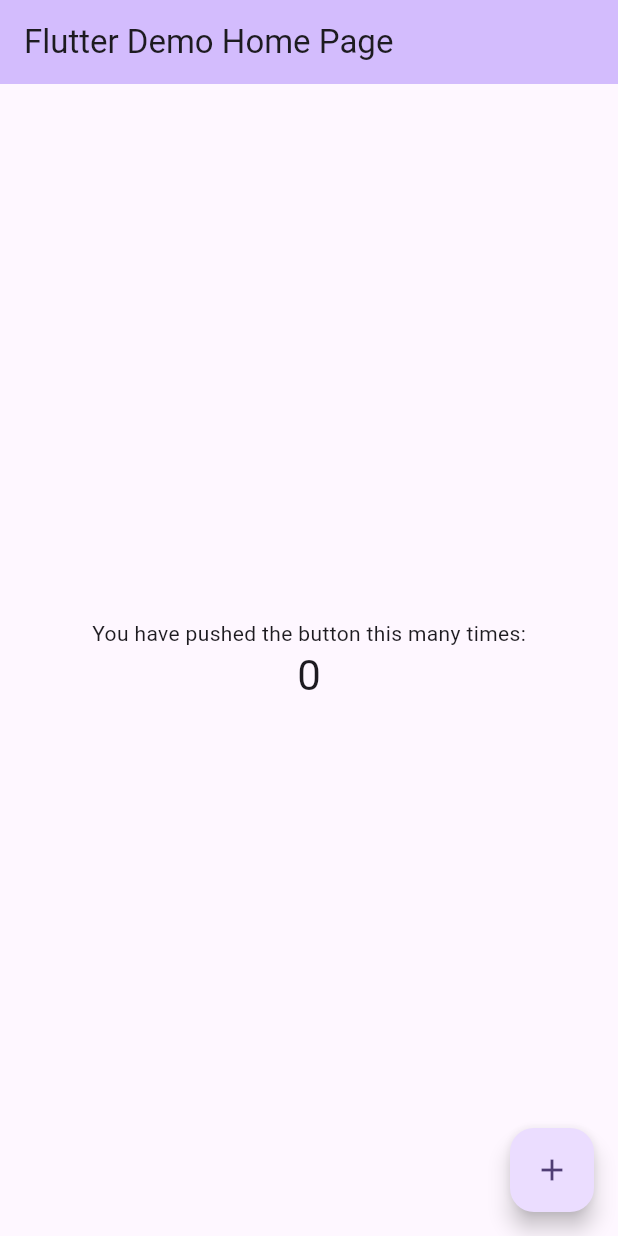
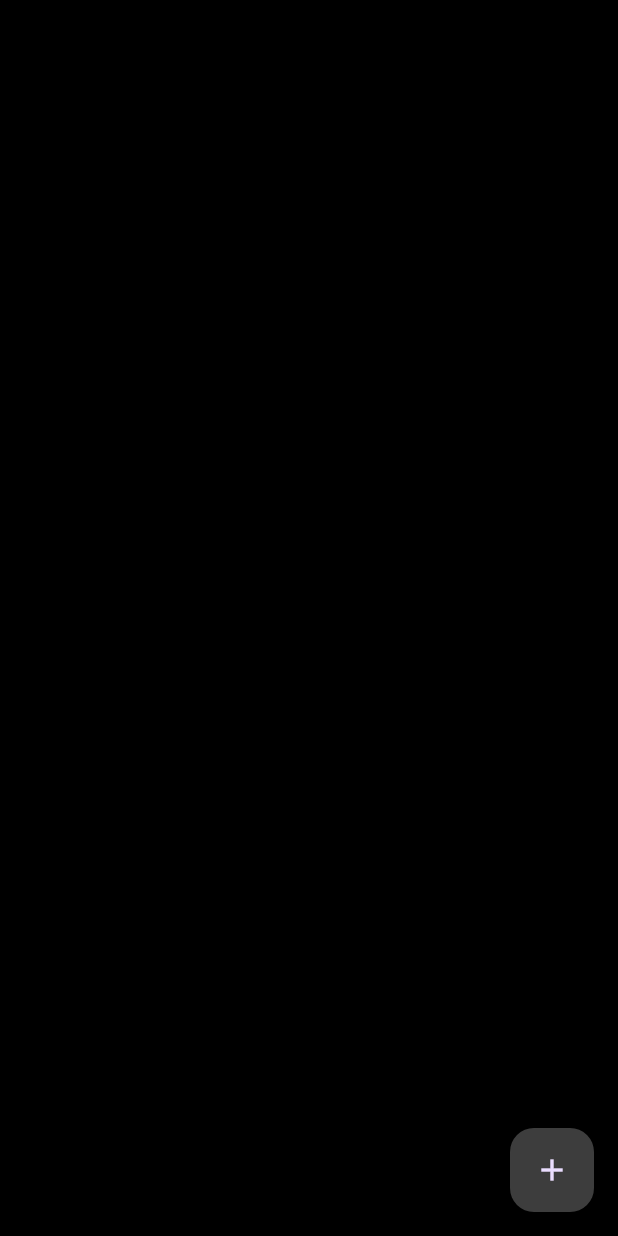
Before and after one commit to dipankrr/firebase_notes_app, a Flutter app: the screen it shows after launch, on a phone screen of 412 x 824 dp. Run offline on Flutter 3.47's test engine with Material 3 defaults, Android fonts, the phone set to English and light mode, and no system bars.

Commit message:
second commit

```diff
--- a/lib/main.dart
+++ b/lib/main.dart
@@ -1,3 +1,4 @@
+import 'package:firebase_notes_app/pages/homepage.dart';
 import 'package:flutter/material.dart';
 
 void main() {
@@ -11,115 +12,16 @@ class MyApp extends StatelessWidget {
   @override
   Widget build(BuildContext context) {
     return MaterialApp(
+      debugShowCheckedModeBanner: false,
       title: 'Flutter Demo',
       theme: ThemeData(
-        // This is the theme of your application.
-        //
-        // TRY THIS: Try running your application with "flutter run". You'll see
-        // the application has a purple toolbar. Then, without quitting the app,
-        // try changing the seedColor in the colorScheme below to Colors.green
-        // and then invoke "hot reload" (save your changes or press the "hot
-        // reload" button in a Flutter-supported IDE, or press "r" if you used
-        // the command line to start the app).
-        //
-        // Notice that the counter didn't reset back to zero; the application
-        // state is not lost during the reload. To reset the state, use hot
-        // restart instead.
-        //
-        // This works for code too, not just values: Most code changes can be
-        // tested with just a hot reload.
-        colorScheme: ColorScheme.fromSeed(seedColor: Colors.deepPurple),
+        scaffoldBackgroundColor: Colors.black,
+        //appBarTheme: AppBarTheme(backgroundColor:  Constants.backgColor),
+        // fontFamily: 'Diagramm',
+        brightness: Brightness.dark,
         useMaterial3: true,
       ),
-      home: const MyHomePage(title: 'Flutter Demo Home Page'),
+      home: const Homepage(),
     );
   }
 }
-
-class MyHomePage extends StatefulWidget {
-  const MyHomePage({super.key, required this.title});
-
-  // This widget is the home page of your application. It is stateful, meaning
-  // that it has a State object (defined below) that contains fields that affect
-  // how it looks.
-
-  // This class is the configuration for the state. It holds the values (in this
-  // case the title) provided by the parent (in this case the App widget) and
-  // used by the build method of the State. Fields in a Widget subclass are
-  // always marked "final".
-
-  final String title;
-
-  @override
-  State<MyHomePage> createState() => _MyHomePageState();
-}
-
-class _MyHomePageState extends State<MyHomePage> {
-  int _counter = 0;
-
-  void _incrementCounter() {
-    setState(() {
-      // This call to setState tells the Flutter framework that something has
-      // changed in this State, which causes it to rerun the build method below
-      // so that the display can reflect the updated values. If we changed
-      // _counter without calling setState(), then the build method would not be
-      // called again, and so nothing would appear to happen.
-      _counter++;
-    });
-  }
-
-  @override
-  Widget build(BuildContext context) {
-    // This method is rerun every time setState is called, for instance as done
-    // by the _incrementCounter method above.
-    //
-    // The Flutter framework has been optimized to make rerunning build methods
-    // fast, so that you can just rebuild anything that needs updating rather
-    // than having to individually change instances of widgets.
-    return Scaffold(
-      appBar: AppBar(
-        // TRY THIS: Try changing the color here to a specific color (to
-        // Colors.amber, perhaps?) and trigger a hot reload to see the AppBar
-        // change color while the other colors stay the same.
-        backgroundColor: Theme.of(context).colorScheme.inversePrimary,
-        // Here we take the value from the MyHomePage object that was created by
-        // the App.build method, and use it to set our appbar title.
-        title: Text(widget.title),
-      ),
-      body: Center(
-        // Center is a layout widget. It takes a single child and positions it
-        // in the middle of the parent.
-        child: Column(
-          // Column is also a layout widget. It takes a list of children and
-          // arranges them vertically. By default, it sizes itself to fit its
-          // children horizontally, and tries to be as tall as its parent.
-          //
-          // Column has various properties to control how it sizes itself and
-          // how it positions its children. Here we use mainAxisAlignment to
-          // center the children vertically; the main axis here is the vertical
-          // axis because Columns are vertical (the cross axis would be
-          // horizontal).
-          //
-          // TRY THIS: Invoke "debug painting" (choose the "Toggle Debug Paint"
-          // action in the IDE, or press "p" in the console), to see the
-          // wireframe for each widget.
-          mainAxisAlignment: MainAxisAlignment.center,
-          children: <Widget>[
-            const Text(
-              'You have pushed the button this many times:',
-            ),
-            Text(
-              '$_counter',
-              style: Theme.of(context).textTheme.headlineMedium,
-            ),
-          ],
-        ),
-      ),
-      floatingActionButton: FloatingActionButton(
-        onPressed: _incrementCounter,
-        tooltip: 'Increment',
-        child: const Icon(Icons.add),
-      ), // This trailing comma makes auto-formatting nicer for build methods.
-    );
-  }
-}
--- /dev/null
+++ b/lib/pages/homepage.dart
@@ -0,0 +1,41 @@
+import 'package:firebase_notes_app/pages/add_note.dart';
+import 'package:flutter/material.dart';
+import 'package:flutter_staggered_grid_view/flutter_staggered_grid_view.dart';
+
+class Homepage extends StatelessWidget {
+  const Homepage({super.key});
+
+  @override
+  Widget build(BuildContext context) {
+    return Scaffold(
+      body: Column(
+        children: [
+
+      //   MasonryGridView.count(
+      //     itemCount: 10,
+      //     crossAxisCount: 4,
+      //     mainAxisSpacing: 4,
+      //     crossAxisSpacing: 4,
+      //     itemBuilder: (context, index) {
+      //     return Container(
+      //       color: Colors.blue,
+      //       height: 30,
+      //     );
+      //   },
+      // ),
+        ],
+      ),
+
+      floatingActionButton: FloatingActionButton(
+        backgroundColor: Colors.white24,
+          onPressed: (){
+            Navigator.push(
+              context,
+              MaterialPageRoute(builder: (context) => const AddNotePage()),
+            );
+          },
+          child: Icon(Icons.add) ,
+      ),
+    );
+  }
+}
--- a/pubspec.yaml
+++ b/pubspec.yaml
@@ -34,6 +34,8 @@ dependencies:
   # The following adds the Cupertino Icons font to your application.
   # Use with the CupertinoIcons class for iOS style icons.
   cupertino_icons: ^1.0.8
+  provider: ^6.1.2
+  flutter_staggered_grid_view: ^0.7.0
 
 dev_dependencies:
   flutter_test:
```
Also changed, not shown: lib/pages/add_note.dart (added, +25 -0 lines), pubspec.lock.
